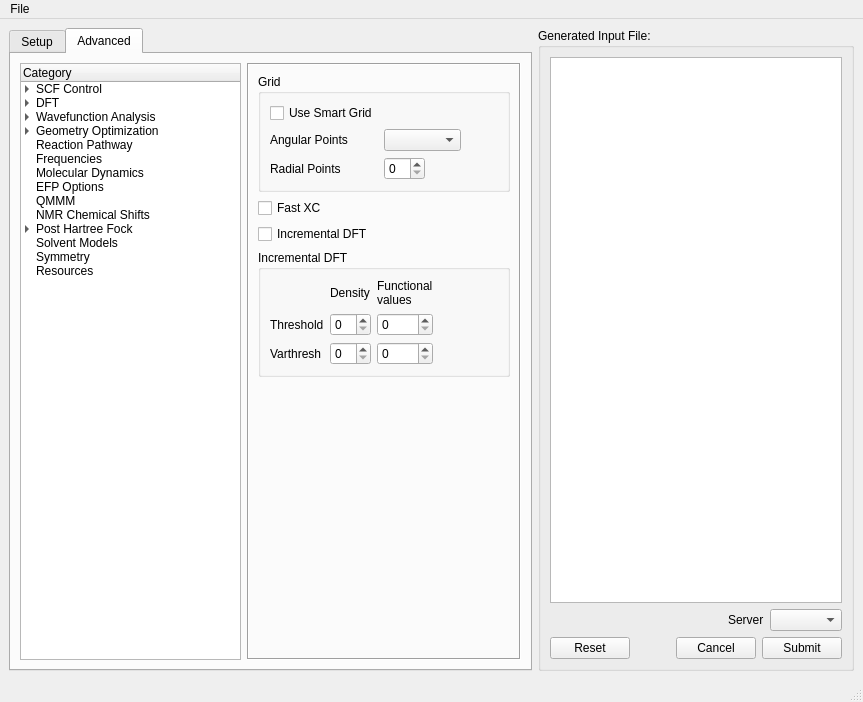
nutjunkie/IQmol, file src/QUI/QuiMainWindow.ui: the form before one commit.
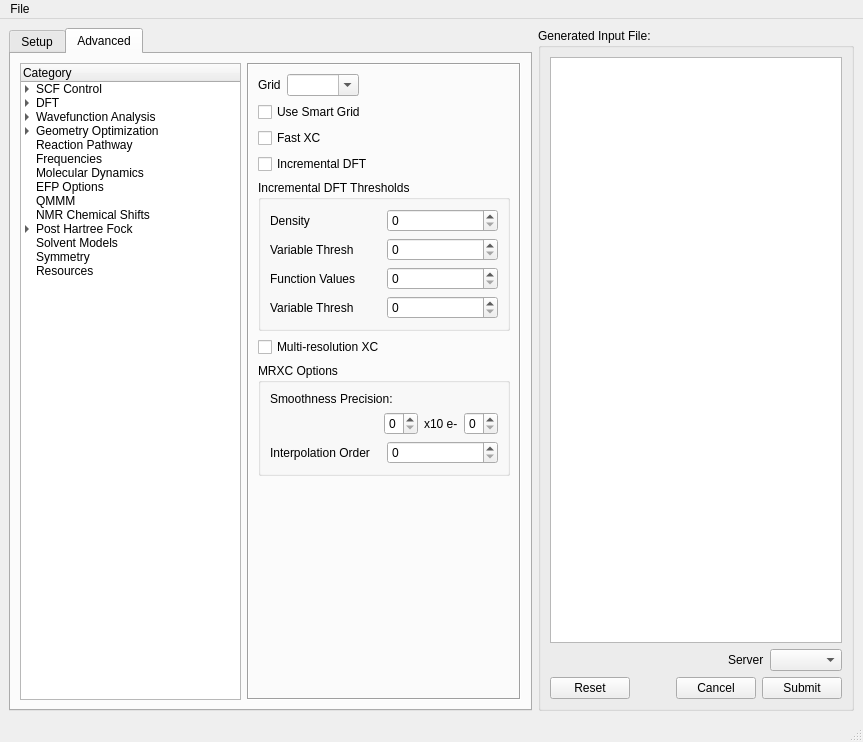
The form after the commit. The open tabs and pages were chosen to show the change. Icons and pictures are not drawn.

```diff
--- a/src/QUI/QuiMainWindow.ui
+++ b/src/QUI/QuiMainWindow.ui
@@ -7,7 +7,7 @@
     <x>0</x>
     <y>0</y>
     <width>863</width>
-    <height>702</height>
+    <height>742</height>
    </rect>
   </property>
   <property name="windowTitle">
@@ -2134,71 +2134,43 @@
            </layout>
           </widget>
           <widget class="QWidget" name="AdvancedDFT">
-           <layout class="QVBoxLayout">
+           <layout class="QVBoxLayout" name="verticalLayout_49">
             <item>
-             <widget class="QGroupBox" name="groupBox_3">
-              <property name="title">
-               <string>Grid</string>
+             <layout class="QHBoxLayout" name="horizontalLayout_32">
+              <item>
+               <widget class="QLabel" name="label_2">
+                <property name="text">
+                 <string>Grid</string>
+                </property>
+               </widget>
+              </item>
+              <item>
+               <widget class="QComboBox" name="xc_grid">
+                <property name="editable">
+                 <bool>true</bool>
+                </property>
+               </widget>
+              </item>
+              <item>
+               <spacer name="horizontalSpacer_33">
+                <property name="orientation">
+                 <enum>Qt::Horizontal</enum>
+                </property>
+                <property name="sizeHint" stdset="0">
+                 <size>
+                  <width>40</width>
+                  <height>20</height>
+                 </size>
+                </property>
+               </spacer>
+              </item>
+             </layout>
+            </item>
+            <item>
+             <widget class="QCheckBox" name="xc_smart_grid">
+              <property name="text">
+               <string>Use Smart Grid</string>
               </property>
-              <layout class="QGridLayout">
-               <item row="2" column="1">
-                <layout class="QHBoxLayout">
-                 <item>
-                  <widget class="QSpinBox" name="qui_radial_grid"/>
-                 </item>
-                 <item>
-                  <spacer>
-                   <property name="orientation">
-                    <enum>Qt::Horizontal</enum>
-                   </property>
-                   <property name="sizeHint" stdset="0">
-                    <size>
-                     <width>40</width>
-                     <height>20</height>
-                    </size>
-                   </property>
-                  </spacer>
-                 </item>
-                </layout>
-               </item>
-               <item row="1" column="0">
-                <widget class="QLabel" name="label_80">
-                 <property name="text">
-                  <string>Angular Points</string>
-                 </property>
-                </widget>
-               </item>
-               <item row="2" column="0">
-                <widget class="QLabel" name="label_16">
-                 <property name="text">
-                  <string>Radial Points</string>
-                 </property>
-                </widget>
-               </item>
-               <item row="1" column="1">
-                <widget class="QComboBox" name="xc_grid"/>
-               </item>
-               <item row="1" column="2">
-                <spacer>
-                 <property name="orientation">
-                  <enum>Qt::Horizontal</enum>
-                 </property>
-                 <property name="sizeHint" stdset="0">
-                  <size>
-                   <width>40</width>
-                   <height>20</height>
-                  </size>
-                 </property>
-                </spacer>
-               </item>
-               <item row="0" column="0">
-                <widget class="QCheckBox" name="xc_smart_grid">
-                 <property name="text">
-                  <string>Use Smart Grid</string>
-                 </property>
-                </widget>
-               </item>
-              </layout>
              </widget>
             </item>
             <item>
@@ -2218,65 +2190,138 @@
             <item>
              <widget class="QGroupBox" name="groupBox_9">
               <property name="title">
-               <string>Incremental DFT</string>
+               <string>Incremental DFT Thresholds</string>
               </property>
               <layout class="QVBoxLayout">
                <item>
                 <layout class="QGridLayout">
-                 <item row="1" column="3">
-                  <spacer>
-                   <property name="orientation">
-                    <enum>Qt::Horizontal</enum>
-                   </property>
-                   <property name="sizeHint" stdset="0">
-                    <size>
-                     <width>40</width>
-                     <height>20</height>
-                    </size>
-                   </property>
-                  </spacer>
-                 </item>
                  <item row="1" column="0">
                   <widget class="QLabel" name="label_141">
                    <property name="text">
-                    <string>Threshold</string>
+                    <string>Variable Thresh</string>
                    </property>
                   </widget>
                  </item>
-                 <item row="2" column="1">
-                  <widget class="QSpinBox" name="incdft_dendiff_varthresh"/>
-                 </item>
-                 <item row="1" column="1">
-                  <widget class="QSpinBox" name="incdft_dendiff_thresh"/>
-                 </item>
-                 <item row="2" column="2">
-                  <widget class="QSpinBox" name="incdft_griddiff_varthresh"/>
-                 </item>
-                 <item row="1" column="2">
-                  <widget class="QSpinBox" name="incdft_griddiff_thresh"/>
-                 </item>
-                 <item row="0" column="2">
-                  <widget class="QLabel" name="label_143">
-                   <property name="text">
-                    <string>Functional
-values</string>
-                   </property>
-                  </widget>
-                 </item>
-                 <item row="2" column="0">
-                  <widget class="QLabel" name="label_144">
-                   <property name="text">
-                    <string>Varthresh</string>
-                   </property>
-                  </widget>
-                 </item>
-                 <item row="0" column="1">
+                 <item row="0" column="0">
                   <widget class="QLabel" name="label_142">
                    <property name="text">
                     <string>Density</string>
                    </property>
                   </widget>
                  </item>
+                 <item row="2" column="0">
+                  <widget class="QLabel" name="label_143">
+                   <property name="text">
+                    <string>Function Values</string>
+                   </property>
+                  </widget>
+                 </item>
+                 <item row="2" column="1">
+                  <widget class="QSpinBox" name="incdft_griddiff_thresh"/>
+                 </item>
+                 <item row="3" column="0">
+                  <widget class="QLabel" name="label_3">
+                   <property name="text">
+                    <string>Variable Thresh</string>
+                   </property>
+                  </widget>
+                 </item>
+                 <item row="3" column="1">
+                  <widget class="QSpinBox" name="incdft_griddiff_varthresh"/>
+                 </item>
+                 <item row="1" column="1">
+                  <widget class="QSpinBox" name="incdft_dendiff_varthresh"/>
+                 </item>
+                 <item row="0" column="1">
+                  <widget class="QSpinBox" name="incdft_dendiff_thresh"/>
+                 </item>
+                </layout>
+               </item>
+              </layout>
+             </widget>
+            </item>
+            <item>
+             <widget class="QCheckBox" name="checkBox">
+              <property name="text">
+               <string>Multi-resolution XC</string>
+              </property>
+             </widget>
+            </item>
+            <item>
+             <widget class="QGroupBox" name="groupBox_mrxc">
+              <property name="title">
+               <string>MRXC Options</string>
+              </property>
+              <layout class="QVBoxLayout" name="verticalLayout_48">
+               <item>
+                <widget class="QLabel" name="label_8">
+                 <property name="text">
+                  <string>Smoothness Precision:</string>
+                 </property>
+                </widget>
+               </item>
+               <item>
+                <layout class="QHBoxLayout" name="_5">
+                 <item>
+                  <spacer>
+                   <property name="orientation">
+                    <enum>Qt::Horizontal</enum>
+                   </property>
+                   <property name="sizeHint" stdset="0">
+                    <size>
+                     <width>40</width>
+                     <height>20</height>
+                    </size>
+                   </property>
+                  </spacer>
+                 </item>
+                 <item>
+                  <widget class="QSpinBox" name="mrxc_class_thresh_mult">
+                   <property name="sizePolicy">
+                    <sizepolicy hsizetype="Fixed" vsizetype="Fixed">
+                     <horstretch>0</horstretch>
+                     <verstretch>0</verstretch>
+                    </sizepolicy>
+                   </property>
+                   <property name="maximum">
+                    <number>9</number>
+                   </property>
+                  </widget>
+                 </item>
+                 <item>
+                  <widget class="QLabel" name="label_102">
+                   <property name="text">
+                    <string>x10 e-</string>
+                   </property>
+                  </widget>
+                 </item>
+                 <item>
+                  <widget class="QSpinBox" name="mrxc_class_thresh_order">
+                   <property name="sizePolicy">
+                    <sizepolicy hsizetype="Fixed" vsizetype="Fixed">
+                     <horstretch>0</horstretch>
+                     <verstretch>0</verstretch>
+                    </sizepolicy>
+                   </property>
+                   <property name="maximum">
+                    <number>9</number>
+                   </property>
+                  </widget>
+                 </item>
+                </layout>
+               </item>
+               <item>
+                <layout class="QHBoxLayout" name="horizontalLayout_34">
+                 <item>
+                  <widget class="QLabel" name="label_7">
+                   <property name="text">
+                    <string>Interpolation Order</string>
+                   </property>
+                  </widget>
+                 </item>
+                 <item>
+                  <widget class="QSpinBox" name="local_interp_order"/>
+                 </item>
                 </layout>
                </item>
               </layout>
```
Left out of the diff: 1637 changed lines with no effect on the pictures.
